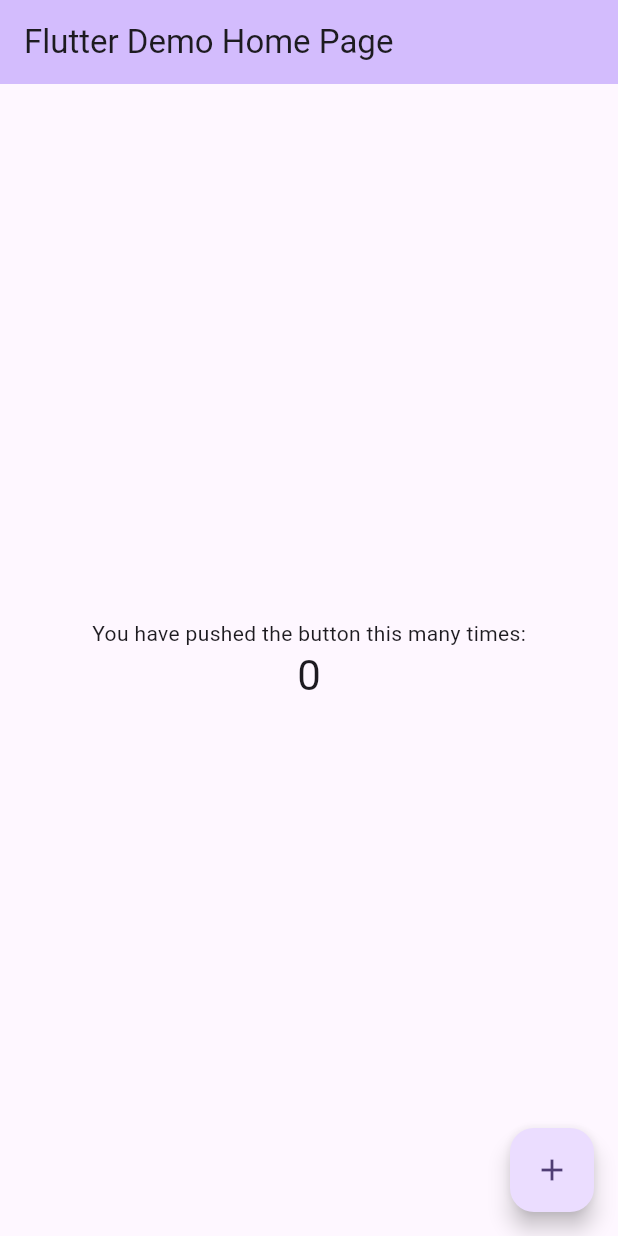
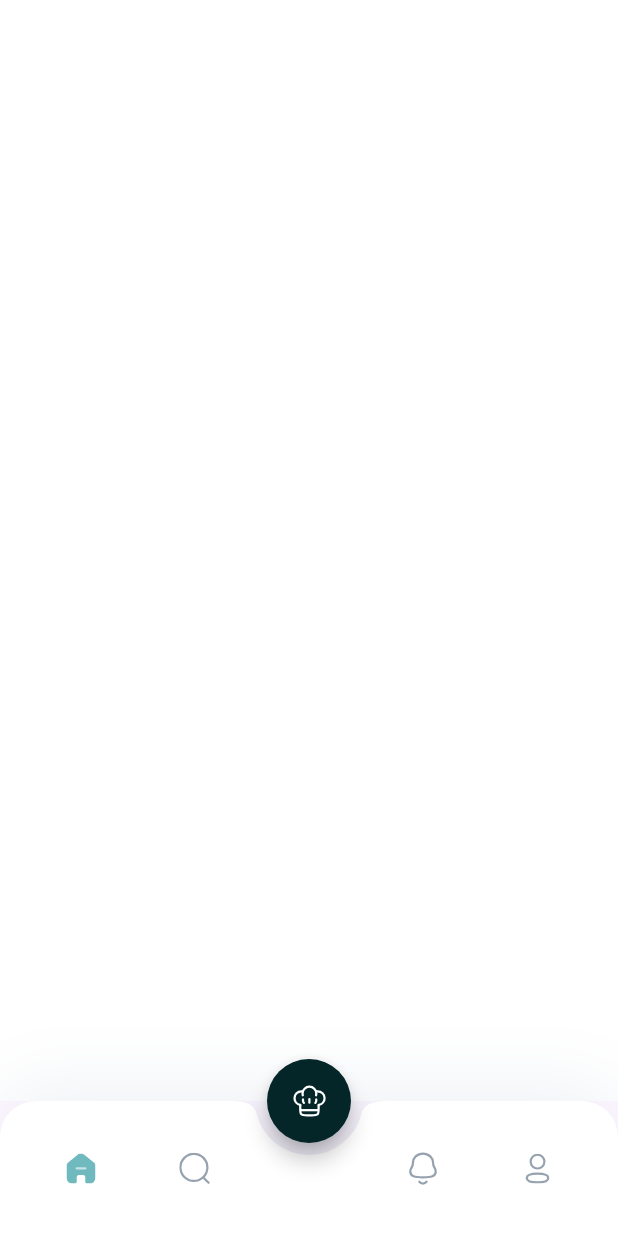
Before and after one commit to emrebingor/KaizenTechRecipe, a Flutter app: the screen it shows after launch, on a phone screen of 412 x 824 dp. Run offline on Flutter 3.47's test engine with Material 3 defaults, Android fonts, the phone set to English and light mode, and no system bars; our stand-ins replace flutter_svg.

Commit message:
Project structure, tab screen and component updates

```diff
--- /dev/null
+++ b/lib/components/tab_bar/bottom_navigation_tab_bar_widget.dart
@@ -0,0 +1,89 @@
+import 'package:flutter/material.dart';
+import 'package:kaizen_tech_recipe/data/provider/tab_provider.dart';
+import 'package:kaizen_tech_recipe/enum/image_path_enum.dart';
+import 'package:kaizen_tech_recipe/utils/extension/color_extension.dart';
+import 'package:kaizen_tech_recipe/utils/extension/image_path_extension.dart';
+import 'package:flutter_svg/flutter_svg.dart';
+import 'package:provider/provider.dart';
+
+final class BottomNavigationTabBarWidget extends StatelessWidget {
+
+  const BottomNavigationTabBarWidget({super.key,});
+
+  @override
+  Widget build(BuildContext context) {
+    final tabProvider = context.watch<TabProvider>();
+
+    return Container(
+      height: 90,
+      decoration: BoxDecoration(
+        borderRadius: const BorderRadius.only(
+          topLeft: Radius.circular(24),
+          topRight: Radius.circular(24),
+        ),
+        boxShadow: [
+          BoxShadow(
+            color: ColorExtension.grey_shadow,
+            blurRadius: 40,
+            offset: const Offset(0, -10),
+          ),
+        ],
+      ),
+      child: ClipRRect(
+        borderRadius: const BorderRadius.only(
+          topLeft: Radius.circular(24),
+          topRight: Radius.circular(24),
+        ),
+        child: BottomAppBar(
+          shape: const CircularNotchedRectangle(),
+          notchMargin: 8.0,
+          color: Colors.white,
+          child: Row(
+            mainAxisAlignment: MainAxisAlignment.spaceAround,
+            children: [
+              _NavItem(
+                icon: tabProvider.selectedIndex == 0 ? ImagePathEnum.SELECTED_HOME : ImagePathEnum.HOME,
+                index: 0,
+              ),
+              _NavItem(
+                icon: tabProvider.selectedIndex == 1 ? ImagePathEnum.SELECTED_SEARCH : ImagePathEnum.SEARCH,
+                index: 1,
+              ),
+              const SizedBox(width: 48),
+              _NavItem(
+                icon: ImagePathEnum.ALERT,
+                index: 2,
+              ),
+              _NavItem(
+                icon: ImagePathEnum.PROFILE,
+                index: 3,
+              ),
+            ],
+          ),
+        ),
+      ),
+    );
+  }
+}
+
+final class _NavItem extends StatelessWidget {
+  final ImagePathEnum icon;
+  final int index;
+
+  const _NavItem({
+    required this.icon,
+    required this.index,
+  });
+
+  @override
+  Widget build(BuildContext context) {
+    return IconButton(
+      icon: SvgPicture.asset(
+        icon.getImagePath,
+      ),
+      onPressed: () {
+        context.read<TabProvider>().setTab(index);
+      },
+    );
+  }
+}
--- /dev/null
+++ b/lib/data/provider/tab_provider.dart
@@ -0,0 +1,12 @@
+import 'package:flutter/material.dart';
+
+final class TabProvider extends ChangeNotifier {
+  int _selectedIndex = 0;
+
+  int get selectedIndex => _selectedIndex;
+
+  void setTab(int index) {
+    _selectedIndex = index;
+    notifyListeners();
+  }
+}
--- /dev/null
+++ b/lib/enum/image_path_enum.dart
@@ -0,0 +1,9 @@
+enum ImagePathEnum {
+  HOME,
+  SEARCH,
+  ALERT,
+  PROFILE,
+  SELECTED_HOME,
+  SELECTED_SEARCH,
+  CHEF
+}
--- a/lib/main.dart
+++ b/lib/main.dart
@@ -1,122 +1,25 @@
 import 'package:flutter/material.dart';
+import 'package:kaizen_tech_recipe/data/provider/tab_provider.dart';
+import 'package:kaizen_tech_recipe/screen/tab/tab_screen.dart';
+import 'package:provider/provider.dart';
 
 void main() {
   runApp(const MyApp());
 }
 
-class MyApp extends StatelessWidget {
+final class MyApp extends StatelessWidget {
   const MyApp({super.key});
 
-  // This widget is the root of your application.
   @override
   Widget build(BuildContext context) {
-    return MaterialApp(
-      title: 'Flutter Demo',
-      theme: ThemeData(
-        // This is the theme of your application.
-        //
-        // TRY THIS: Try running your application with "flutter run". You'll see
-        // the application has a purple toolbar. Then, without quitting the app,
-        // try changing the seedColor in the colorScheme below to Colors.green
-        // and then invoke "hot reload" (save your changes or press the "hot
-        // reload" button in a Flutter-supported IDE, or press "r" if you used
-        // the command line to start the app).
-        //
-        // Notice that the counter didn't reset back to zero; the application
-        // state is not lost during the reload. To reset the state, use hot
-        // restart instead.
-        //
-        // This works for code too, not just values: Most code changes can be
-        // tested with just a hot reload.
-        colorScheme: ColorScheme.fromSeed(seedColor: Colors.deepPurple),
+    return MultiProvider(
+      providers: [
+        ChangeNotifierProvider(create: (_) => TabProvider()),
+      ],
+      child: MaterialApp(
+        debugShowCheckedModeBanner: false,
+        home: const TabScreen(),
       ),
-      home: const MyHomePage(title: 'Flutter Demo Home Page'),
     );
   }
 }
-
-class MyHomePage extends StatefulWidget {
-  const MyHomePage({super.key, required this.title});
-
-  // This widget is the home page of your application. It is stateful, meaning
-  // that it has a State object (defined below) that contains fields that affect
-  // how it looks.
-
-  // This class is the configuration for the state. It holds the values (in this
-  // case the title) provided by the parent (in this case the App widget) and
-  // used by the build method of the State. Fields in a Widget subclass are
-  // always marked "final".
-
-  final String title;
-
-  @override
-  State<MyHomePage> createState() => _MyHomePageState();
-}
-
-class _MyHomePageState extends State<MyHomePage> {
-  int _counter = 0;
-
-  void _incrementCounter() {
-    setState(() {
-      // This call to setState tells the Flutter framework that something has
-      // changed in this State, which causes it to rerun the build method below
-      // so that the display can reflect the updated values. If we changed
-      // _counter without calling setState(), then the build method would not be
-      // called again, and so nothing would appear to happen.
-      _counter++;
-    });
-  }
-
-  @override
-  Widget build(BuildContext context) {
-    // This method is rerun every time setState is called, for instance as done
-    // by the _incrementCounter method above.
-    //
-    // The Flutter framework has been optimized to make rerunning build methods
-    // fast, so that you can just rebuild anything that needs updating rather
-    // than having to individually change instances of widgets.
-    return Scaffold(
-      appBar: AppBar(
-        // TRY THIS: Try changing the color here to a specific color (to
-        // Colors.amber, perhaps?) and trigger a hot reload to see the AppBar
-        // change color while the other colors stay the same.
-        backgroundColor: Theme.of(context).colorScheme.inversePrimary,
-        // Here we take the value from the MyHomePage object that was created by
-        // the App.build method, and use it to set our appbar title.
-        title: Text(widget.title),
-      ),
-      body: Center(
-        // Center is a layout widget. It takes a single child and positions it
-        // in the middle of the parent.
-        child: Column(
-          // Column is also a layout widget. It takes a list of children and
-          // arranges them vertically. By default, it sizes itself to fit its
-          // children horizontally, and tries to be as tall as its parent.
-          //
-          // Column has various properties to control how it sizes itself and
-          // how it positions its children. Here we use mainAxisAlignment to
-          // center the children vertically; the main axis here is the vertical
-          // axis because Columns are vertical (the cross axis would be
-          // horizontal).
-          //
-          // TRY THIS: Invoke "debug painting" (choose the "Toggle Debug Paint"
-          // action in the IDE, or press "p" in the console), to see the
-          // wireframe for each widget.
-          mainAxisAlignment: MainAxisAlignment.center,
-          children: <Widget>[
-            const Text('You have pushed the button this many times:'),
-            Text(
-              '$_counter',
-              style: Theme.of(context).textTheme.headlineMedium,
-            ),
-          ],
-        ),
-      ),
-      floatingActionButton: FloatingActionButton(
-        onPressed: _incrementCounter,
-        tooltip: 'Increment',
-        child: const Icon(Icons.add),
-      ), // This trailing comma makes auto-formatting nicer for build methods.
-    );
-  }
-}
--- /dev/null
+++ b/lib/screen/home/home_screen.dart
@@ -0,0 +1,18 @@
+import 'package:flutter/material.dart';
+
+final class HomeScreen extends StatelessWidget {
+  const HomeScreen({super.key});
+
+  @override
+  Widget build(BuildContext context) {
+    return Scaffold(
+      backgroundColor: Colors.white,
+      body: SafeArea(
+        child: Column(
+        children: [
+          ],
+        ),
+      ),
+    );
+  }
+}
--- /dev/null
+++ b/lib/screen/tab/tab_screen.dart
@@ -0,0 +1,46 @@
+import 'package:flutter_svg/flutter_svg.dart';
+import 'package:kaizen_tech_recipe/components/tab_bar/bottom_navigation_tab_bar_widget.dart';
+import 'package:flutter/material.dart';
+import 'package:kaizen_tech_recipe/data/provider/tab_provider.dart';
+import 'package:kaizen_tech_recipe/enum/image_path_enum.dart';
+import 'package:kaizen_tech_recipe/screen/home/home_screen.dart';
+import 'package:kaizen_tech_recipe/utils/extension/color_extension.dart';
+import 'package:kaizen_tech_recipe/utils/extension/image_path_extension.dart';
+import 'package:provider/provider.dart';
+
+final class TabScreen extends StatefulWidget {
+  const TabScreen({super.key});
+
+  @override
+  State<TabScreen> createState() => _TabScreenState();
+}
+
+final class _TabScreenState extends State<TabScreen> {
+
+  final List<Widget> pages = const [
+    HomeScreen(),
+    HomeScreen(),
+    HomeScreen(),
+    HomeScreen(),
+  ];
+
+  @override
+  Widget build(BuildContext context) {
+    final tabProvider = context.watch<TabProvider>();
+
+    return Scaffold(
+      body: pages[tabProvider.selectedIndex],
+      floatingActionButton: FloatingActionButton(
+        shape: CircleBorder(),
+        backgroundColor: ColorExtension.darker_green,
+        onPressed: () {},
+        child: SvgPicture.asset(
+          ImagePathEnum.CHEF.getImagePath,
+          color: Colors.white,
+        ),
+      ),
+      floatingActionButtonLocation: FloatingActionButtonLocation.centerDocked,
+      bottomNavigationBar: const BottomNavigationTabBarWidget(),
+    );
+  }
+}
--- /dev/null
+++ b/lib/utils/extension/color_extension.dart
@@ -0,0 +1,7 @@
+import 'package:flutter/material.dart';
+
+extension ColorExtension on Color {
+  static const Color white = Color(0xFFFFFFFF);
+  static const Color darker_green = Color(0xFF042628);
+  static const Color grey_shadow = Color(0x2695A8C3);
+}
--- /dev/null
+++ b/lib/utils/extension/image_path_extension.dart
@@ -0,0 +1,35 @@
+import 'package:kaizen_tech_recipe/enum/image_path_enum.dart';
+import 'package:kaizen_tech_recipe/utils/extension/string_extension.dart';
+
+extension ImagePathEnumExtension on ImagePathEnum {
+  String get getImagePath {
+    const String _baseImagePath = 'assets/';
+    const String _svgPath = 'svg/';
+    String _imagePath = '';
+
+    switch (this) {
+      case ImagePathEnum.HOME:
+        _imagePath = _baseImagePath + _svgPath + 'ic_bottom_bar_home'.toSvg;
+        break;
+      case ImagePathEnum.SEARCH:
+        _imagePath = _baseImagePath + _svgPath + 'ic_bottom_bar_search'.toSvg;
+        break;
+      case ImagePathEnum.ALERT:
+        _imagePath = _baseImagePath + _svgPath + 'ic_bottom_bar_alert'.toSvg;
+        break;
+      case ImagePathEnum.PROFILE:
+        _imagePath = _baseImagePath + _svgPath + 'ic_bottom_bar_profile'.toSvg;
+        break;
+      case ImagePathEnum.SELECTED_HOME:
+        _imagePath = _baseImagePath + _svgPath + 'ic_selected_bottom_home'.toSvg;
+        break;
+      case ImagePathEnum.SELECTED_SEARCH:
+        _imagePath = _baseImagePath + _svgPath + 'ic_selected_bottom_search'.toSvg;
+        break;
+      case ImagePathEnum.CHEF:
+        _imagePath = _baseImagePath + _svgPath + 'ic_chef'.toSvg;
+        break;
+    }
+    return _imagePath;
+  }
+}
--- /dev/null
+++ b/lib/utils/extension/string_extension.dart
@@ -0,0 +1,3 @@
+extension StringExtension on String {
+  String get toSvg => '$this.svg';
+}
--- a/pubspec.yaml
+++ b/pubspec.yaml
@@ -34,6 +34,8 @@ dependencies:
   # The following adds the Cupertino Icons font to your application.
   # Use with the CupertinoIcons class for iOS style icons.
   cupertino_icons: ^1.0.8
+  flutter_svg: ^2.0.7
+  provider: ^6.1.5
 
 dev_dependencies:
   flutter_test:
@@ -56,6 +58,9 @@ flutter:
   # included with your application, so that you can use the icons in
   # the material Icons class.
   uses-material-design: true
+  assets:
+    - assets/
+    - assets/svg/
 
   # To add assets to your application, add an assets section, like this:
   # assets:
```
Also changed, not shown: assets/svg/ic_bottom_bar_alert.svg (added), assets/svg/ic_bottom_bar_home.svg (added), assets/svg/ic_bottom_bar_profile.svg (added), assets/svg/ic_bottom_bar_search.svg (added), assets/svg/ic_chef.svg (added), assets/svg/ic_selected_bottom_home.svg (added), assets/svg/ic_selected_bottom_search.svg (added), pubspec.lock.
